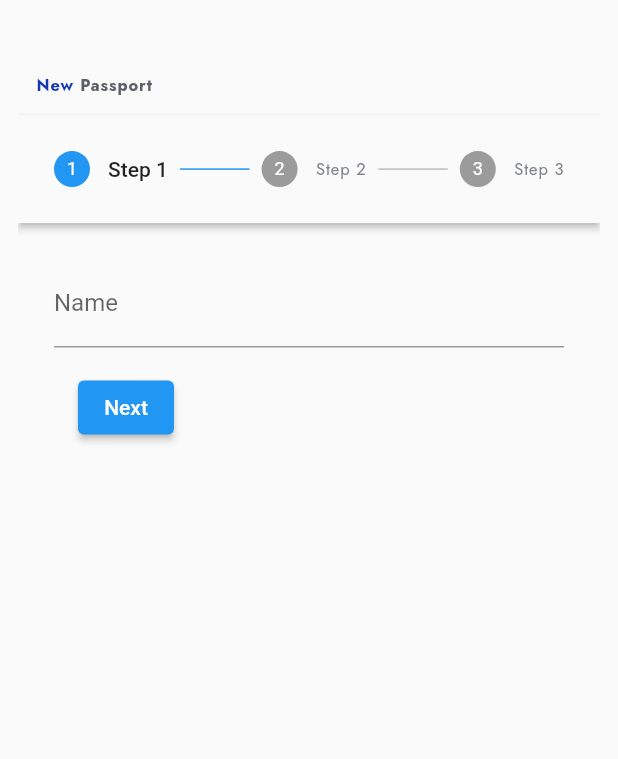
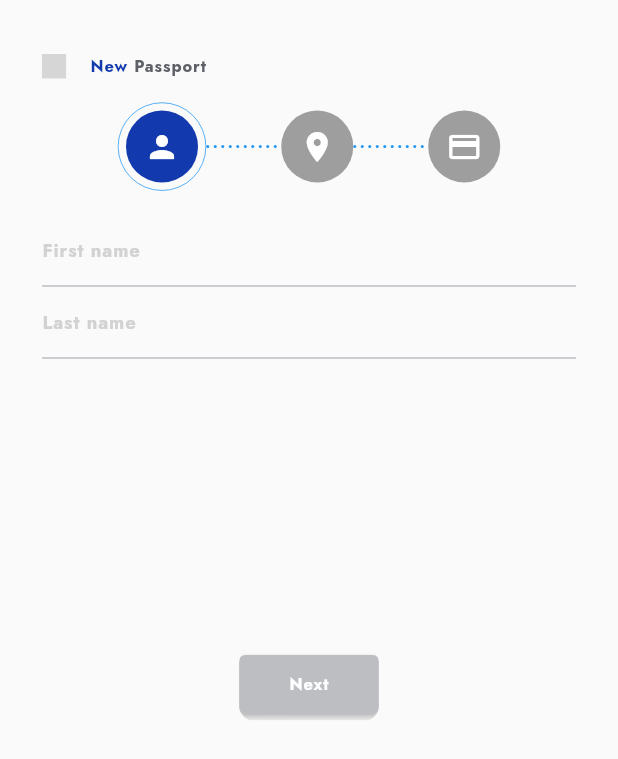
Before and after one commit to binimuse/ics, a Flutter app: the NewPassportView screen opened by its route, after a tap on "Get on", on a phone screen of 412 x 824 dp. Shown: the top 759 px of the screen. Run offline on Flutter 3.47's test engine with Material 2 defaults, Android fonts, the phone set to English and light mode, and no system bars; drawn by our look-alikes of flutter_form_builder; our stand-ins replace bot_toast, cached_network_image, carousel_slider, connectivity, flutter_bounce, flutter_svg and 8 more; accounts and stored records are empty; grey boxes are pictures that could not be loaded.

Commit message:
first commit

```diff
--- /dev/null
+++ b/lib/app/common/forms/text_input_with_builder.dart
@@ -0,0 +1,242 @@
+import 'package:flutter/material.dart';
+import 'package:flutter_form_builder/flutter_form_builder.dart';
+import 'package:flutter_svg/flutter_svg.dart';
+import 'package:flutter_bounce/flutter_bounce.dart';
+import 'package:ics/app/config/theme/app_colors.dart';
+import 'package:ics/app/config/theme/app_sizes.dart';
+import 'package:ics/app/config/theme/app_text_styles.dart';
+import 'package:ics/gen/assets.gen.dart';
+
+class TextFormBuilder extends StatefulWidget {
+  const TextFormBuilder({
+    Key? key,
+    required this.hint,
+    this.isPassword,
+    this.moreInstructions,
+    required this.controller,
+    this.autoFocus,
+    this.focusNode,
+    required this.showClearButton,
+    this.onChanged, // Added onChanged callback
+  }) : super(key: key);
+
+  final String hint;
+  final bool? isPassword;
+  final bool showClearButton;
+  final List<String>? moreInstructions;
+  final TextEditingController controller;
+  final bool? autoFocus;
+  final FocusNode? focusNode;
+  final void Function(String)? onChanged; // Callback when the text changes
+
+  @override
+  State<TextFormBuilder> createState() => _TextInputLoginState();
+}
+
+class _TextInputLoginState extends State<TextFormBuilder> {
+  bool _isFocused = false;
+
+  @override
+  void initState() {
+    super.initState();
+    // widget.controller.addListener(() {
+    //   setState(() {
+    //     widget.showClearButton = widget.controller.text.isNotEmpty;
+    //   });
+    // });
+
+    if (widget.focusNode != null) {
+      widget.focusNode!.addListener(_onFocusChange);
+    }
+  }
+
+  void _onFocusChange() {
+    setState(() {});
+  }
+
+  @override
+  Widget build(BuildContext context) {
+    return Column(
+      crossAxisAlignment: CrossAxisAlignment.start,
+      children: [
+        FormBuilderTextField(
+          cursorColor: AppColors.primary,
+          controller: widget.controller,
+          autofocus: widget.autoFocus ?? false,
+          style: AppTextStyles.titleBold.copyWith(
+            color: AppColors.blackLight,
+            fontSize:
+                checkIsPassword() ? AppSizes.font_14 * 0.9 : AppSizes.font_16,
+          ),
+          obscureText: checkIsPassword(),
+          obscuringCharacter: '⬤',
+          //obscuringCharacter: '\u2022', // Customize the obscuring character
+          decoration: InputDecoration(
+            contentPadding: EdgeInsets.only(
+              bottom: checkIsPassword()
+                  ? AppSizes.mp_v_1 * 1.2
+                  : AppSizes.mp_v_1 / 2,
+              top: AppSizes.mp_v_1 / 2,
+            ),
+            labelText: _isFocused ? widget.hint : null,
+            hintText: _isFocused ? null : widget.hint,
+            hintStyle:
+                AppTextStyles.titleBold.copyWith(color: AppColors.grayLighter),
+            labelStyle:
+                AppTextStyles.captionBold.copyWith(color: AppColors.grayLight),
+            floatingLabelBehavior: FloatingLabelBehavior.auto,
+            suffixIconConstraints: BoxConstraints(
+              maxWidth: AppSizes.icon_size_10,
+              maxHeight: AppSizes.icon_size_10,
+            ),
+            suffixIcon: widget.showClearButton
+                ? Bounce(
+                    // padding: EdgeInsets.zero,
+                    onPressed: () {
+                      setState(() {
+                        widget.controller.clear();
+
+                        _isFocused = false;
+                      });
+                    },
+                    duration: const Duration(milliseconds: 120),
+                    // padding: EdgeInsets.zero,
+                    child: Padding(
+                      padding: EdgeInsets.only(
+                        top: AppSizes.mp_v_1,
+                      ),
+                      child: SvgPicture.asset(
+                        Assets.icons.cancel,
+                        color: AppColors.grayLight,
+                        fit: BoxFit.contain,
+                      ),
+                    ),
+                  )
+                : null,
+            disabledBorder: UnderlineInputBorder(
+              borderSide: BorderSide(
+                color: AppColors.grayLight,
+              ),
+            ),
+            border: UnderlineInputBorder(
+              borderSide: BorderSide(
+                color: AppColors.grayLight,
+              ),
+            ),
+            enabledBorder: UnderlineInputBorder(
+              borderSide: BorderSide(
+                color: AppColors.grayLight,
+              ),
+            ),
+            focusedBorder: UnderlineInputBorder(
+              borderSide: BorderSide(
+                color: AppColors.black,
+              ),
+            ),
+          ),
+          onChanged: (value) {
+            setState(() {
+              _isFocused = value!.isNotEmpty;
+            });
+            if (widget.onChanged != null) {
+              widget.onChanged!(value!); // Call the onChanged callback
+            }
+          },
+          onTap: () {
+            setState(() {
+              _isFocused = true;
+            });
+          },
+          name: '',
+        ),
+
+        ///
+        checkIsPassword()
+            ? Align(
+                alignment: Alignment.centerRight,
+                child: Padding(
+                  padding: EdgeInsets.only(
+                    top: AppSizes.mp_v_1,
+                  ),
+                  child: Row(
+                    mainAxisAlignment: MainAxisAlignment.spaceBetween,
+                    crossAxisAlignment: CrossAxisAlignment.start,
+                    children: [
+                      checkHasMoreInstructions()
+                          ? buildMoreInstructions()
+                          : const SizedBox(),
+                      buildHideUnhideButton()
+                    ],
+                  ),
+                ),
+              )
+            : const SizedBox(),
+      ],
+    );
+  }
+
+  bool checkIsPassword() {
+    if (widget.isPassword != null) {
+      if (widget.isPassword!) {
+        return true;
+      }
+    }
+    return false;
+  }
+
+  bool checkHasMoreInstructions() {
+    if (widget.moreInstructions != null) {
+      return true;
+    }
+    return false;
+  }
+
+  buildHideUnhideButton() {
+    return MaterialButton(
+      onPressed: () {},
+      padding: EdgeInsets.only(
+        left: AppSizes.mp_w_2,
+        right: AppSizes.mp_w_1 / 2,
+      ),
+      child: Row(
+        mainAxisSize: MainAxisSize.min,
+        children: [
+          SvgPicture.asset(
+            Assets.icons.eyeSlash,
+            color: AppColors.grayLighter,
+            width: AppSizes.icon_size_6,
+          ),
+          SizedBox(
+            width: AppSizes.mp_w_1,
+          ),
+          Text(
+            "Hidden",
+            style: AppTextStyles.captionBold.copyWith(
+              color: AppColors.grayLight,
+            ),
+          ),
+        ],
+      ),
+    );
+  }
+
+  buildMoreInstructions() {
+    return Expanded(
+      child: Padding(
+        padding: EdgeInsets.only(right: AppSizes.mp_w_4),
+        child: Column(
+          crossAxisAlignment: CrossAxisAlignment.start,
+          children: List.generate(
+            widget.moreInstructions!.length,
+            (index) => Text(
+              widget.moreInstructions!.elementAt(index),
+              style: AppTextStyles.captionRegular.copyWith(
+                color: AppColors.grayDefault,
+              ),
+            ),
+          ),
+        ),
+      ),
+    );
+  }
+}
--- a/lib/app/modules/new_passport/controllers/new_passport_controller.dart
+++ b/lib/app/modules/new_passport/controllers/new_passport_controller.dart
@@ -1,6 +1,7 @@
+import 'package:flutter_form_builder/flutter_form_builder.dart';
 import 'package:get/get.dart';
 import 'package:ics/gen/assets.gen.dart';
-
+import 'package:flutter/material.dart';
 import '../model/confirmation_model.dart';
 
 class NewPassportController extends GetxController {
@@ -49,4 +50,32 @@ class NewPassportController extends GetxController {
     }
     return true;
   }
+
+  //form
+  final TextEditingController addressController = TextEditingController();
+  int currentStep = 0;
+
+  List<List<FormBuilderFieldOption>> stepOptions = [
+    [
+      FormBuilderFieldOption(value: 'Option 1'),
+      FormBuilderFieldOption(value: 'Option 2'),
+      FormBuilderFieldOption(value: 'Option 3'),
+    ],
+    [
+      FormBuilderFieldOption(value: 'Option A'),
+      FormBuilderFieldOption(value: 'Option B'),
+      FormBuilderFieldOption(value: 'Option C'),
+    ],
+    [
+      FormBuilderFieldOption(value: 'Option X'),
+      FormBuilderFieldOption(value: 'Option Y'),
+      FormBuilderFieldOption(value: 'Option Z'),
+    ],
+  ];
+
+  List<String> stepFields = [
+    'field1',
+    'field2',
+    'field3',
+  ];
 }
--- a/lib/app/modules/new_passport/views/new_passport_view.dart
+++ b/lib/app/modules/new_passport/views/new_passport_view.dart
@@ -2,12 +2,14 @@ import 'package:flutter/material.dart';
 import 'package:flutter_svg/flutter_svg.dart';
 
 import 'package:get/get.dart';
+import 'package:ics/app/common/app_icon_button.dart';
 import 'package:ics/app/common/button/custom_normal_button.dart';
 import 'package:ics/app/common/forms/check_box.dart';
 import 'package:ics/app/config/theme/app_colors.dart';
 import 'package:ics/app/config/theme/app_sizes.dart';
 import 'package:ics/app/config/theme/app_text_styles.dart';
 import 'package:ics/app/modules/new_passport/model/confirmation_model.dart';
+import 'package:ics/gen/assets.gen.dart';
 import 'package:sizer/sizer.dart';
 
 import '../controllers/new_passport_controller.dart';
@@ -56,7 +58,7 @@ class NewPassportView extends GetView<NewPassportController> {
                   horizontal: AppSizes.mp_w_6,
                 ),
                 onPressed: () {
-                  Get.to(MyFormBuilderStepper());
+                  Get.to(StepperWithFormExample());
                 },
               )),
         ],
@@ -65,10 +67,15 @@ class NewPassportView extends GetView<NewPassportController> {
   }
 
   buildName(BuildContext context) {
-    return Padding(
-      padding: const EdgeInsets.all(12.0),
-      child: Row(
+    return Row(
       children: [
+        AppSvgButton(
+          imagePath: Assets.icons.arrowleft,
+          onPressed: () {
+            Get.back();
+          },
+          size: AppSizes.icon_size_8 * 0.7,
+        ),
         Text(
           'New',
           style: AppTextStyles.bodyLargeBold
@@ -78,12 +85,11 @@ class NewPassportView extends GetView<NewPassportController> {
           width: 1.w,
         ),
         Text(
-            'Passport',
-            style: AppTextStyles.bodyLargeBold.copyWith(
-                fontSize: AppSizes.font_16, color: AppColors.grayDark),
+          'Passport instruction',
+          style: AppTextStyles.bodyLargeBold
+              .copyWith(fontSize: AppSizes.font_16, color: AppColors.grayDark),
         ),
       ],
-      ),
     );
   }
 
@@ -95,7 +101,7 @@ class NewPassportView extends GetView<NewPassportController> {
         children: [
           Text(
               'Please ensure that you have the following documents before proceeding.',
-              style: AppTextStyles.headlineRegular.copyWith(
+              style: AppTextStyles.bodySmallRegular.copyWith(
                 color: AppColors.grayDark,
               )),
           SizedBox(height: 2.h),
--- a/lib/app/modules/new_passport/views/widget/newpassportform.dart
+++ b/lib/app/modules/new_passport/views/widget/newpassportform.dart
@@ -1,204 +1,174 @@
 import 'package:flutter/material.dart';
+
 import 'package:flutter_form_builder/flutter_form_builder.dart';
+import 'package:form_builder_validators/form_builder_validators.dart';
+import 'package:get/get.dart';
+import 'package:ics/app/common/app_icon_button.dart';
+import 'package:ics/app/common/button/custom_normal_button.dart';
+import 'package:ics/app/common/forms/text_input.dart';
+import 'package:ics/app/common/forms/text_input_with_builder.dart';
 import 'package:ics/app/config/theme/app_colors.dart';
 import 'package:ics/app/config/theme/app_sizes.dart';
 import 'package:ics/app/config/theme/app_text_styles.dart';
+import 'package:ics/app/modules/new_passport/controllers/new_passport_controller.dart';
+import 'package:ics/gen/assets.gen.dart';
+import 'package:im_stepper/stepper.dart';
 import 'package:sizer/sizer.dart';
 
-class MyFormBuilderStepper extends StatefulWidget {
+class StepperWithFormExample extends StatefulWidget {
   @override
-  _MyFormBuilderStepperState createState() => _MyFormBuilderStepperState();
+  _StepperWithFormExampleState createState() => _StepperWithFormExampleState();
 }
 
-class _MyFormBuilderStepperState extends State<MyFormBuilderStepper> {
-  final GlobalKey<FormBuilderState> _fbKey = GlobalKey<FormBuilderState>();
-
-  int _currentStep = 0;
-  bool _formCompleted = false;
-
-  List<Step> _formSteps = [
-    Step(
-      title: IconTheme(
-        data: IconThemeData(color: Colors.red), // Change the icon color here
-        child: Text('Step 1'),
-      ),
-      content: Column(
-        children: <Widget>[
-          FormBuilderTextField(
-            name: 'name',
-            decoration: InputDecoration(labelText: 'Name'),
-            // validator: FormBuilderValidators.required(context),
-          ),
-        ],
-      ),
-      isActive: true,
-    ),
-    Step(
-      title: Text(
-        'Step 2',
-        style: AppTextStyles.bodyLargeRegular
-            .copyWith(fontSize: AppSizes.font_16, color: AppColors.grayDefault),
-      ),
-      content: Column(
-        children: <Widget>[
-          FormBuilderDateTimePicker(
-            name: 'date',
-            inputType: InputType.date,
-            //   format: DateFormat('yyyy-MM-dd'),
-            decoration: InputDecoration(labelText: 'Date'),
-            //   validator: FormBuilderValidators.required(context),
-          ),
-        ],
-      ),
-      isActive: false,
-    ),
-    Step(
-      title: Text(
-        'Step 3',
-        style: AppTextStyles.bodyLargeRegular
-            .copyWith(fontSize: AppSizes.font_16, color: AppColors.grayDefault),
-      ),
-      content: Column(
-        children: <Widget>[
-          FormBuilderDropdown(
-            name: 'gender',
-            decoration: InputDecoration(labelText: 'Gender'),
-            hint: Text('Select Gender'),
-            //  validator: FormBuilderValidators.required(context),
-            items: ['Male', 'Female', 'Other']
-                .map((gender) => DropdownMenuItem(
-                      value: gender,
-                      child: Text('$gender'),
-                    ))
-                .toList(),
-          ),
-        ],
-      ),
-      isActive: false,
-    ),
-  ];
-
-  void _submitForm() {
-    if (_fbKey.currentState!.saveAndValidate()) {
-      print(_fbKey.currentState!.value);
-      setState(() {
-        _formCompleted = true;
-      });
-    } else {
-      print('Form validation failed');
-    }
-  }
-
-  void _nextStep() {
-    if (_fbKey.currentState!.saveAndValidate()) {
-      setState(() {
-        _currentStep++;
-        _formSteps = _getSteps();
-      });
-    } else {
-      print('Form validation failed');
-    }
-  }
-
-  void _previousStep() {
-    setState(() {
-      _currentStep--;
-      _formSteps = _getSteps();
-    });
-  }
-
-  List<Step> _getSteps() {
-    return [
-      Step(
-        title: IconTheme(
-          data: IconThemeData(color: Colors.red), // Change the icon color here
-          child: Text('Step 1'),
-        ),
-        content: Column(
-          children: <Widget>[
-            FormBuilderTextField(
-              name: 'name',
-              decoration: InputDecoration(labelText: 'Name'),
-              // validator: FormBuilderValidators.required(context),
-            ),
-          ],
-        ),
-        isActive: _currentStep >= 0,
-      ),
-      Step(
-        title: Text(
-          'Step 2',
-          style: AppTextStyles.bodyLargeRegular.copyWith(
-              fontSize: AppSizes.font_16, color: AppColors.grayDefault),
-        ),
-        content: Column(
-          children: <Widget>[
-            FormBuilderDateTimePicker(
-              name: 'date',
-              inputType: InputType.date,
-              //   format: DateFormat('yyyy-MM-dd'),
-              decoration: InputDecoration(labelText: 'Date'),
-              //   validator: FormBuilderValidators.required(context),
-            ),
-          ],
-        ),
-        isActive: _currentStep >= 1,
-      ),
-      Step(
-        title: Text(
-          'Step 3',
-          style: AppTextStyles.bodyLargeRegular.copyWith(
-              fontSize: AppSizes.font_16, color: AppColors.grayDefault),
-        ),
-        content: Column(
-          children: <Widget>[
-            FormBuilderDropdown(
-              name: 'gender',
-              decoration: InputDecoration(labelText: 'Gender'),
-              hint: Text('Select Gender'),
-              //  validator: FormBuilderValidators.required(context),
-              items: ['Male', 'Female', 'Other']
-                  .map((gender) => DropdownMenuItem(
-                        value: gender,
-                        child: Text('$gender'),
-                      ))
-                  .toList(),
-            ),
-          ],
-        ),
-        isActive: _currentStep >= 2,
-      ),
-    ];
-  }
-
+class _StepperWithFormExampleState extends State<StepperWithFormExample> {
+  final GlobalKey<FormBuilderState> _formKey = GlobalKey<FormBuilderState>();
+  final NewPassportController controller = Get.find<NewPassportController>();
   @override
   Widget build(BuildContext context) {
     return Scaffold(
       body: Padding(
         padding: const EdgeInsets.all(12.0),
-        child: Container(
-          height: 75.h,
-          child: SingleChildScrollView(
-            child: Column(
+        child: ListView(
           children: [
             SizedBox(
-                  height: 3.h,
+              height: 1.h,
             ),
             buildName(context),
             buildForm(),
+            // Spacer(),
+          ],
+        ),
+      ),
+    );
+  }
+
+  void _submitForm() {
+    if (_formKey.currentState!.saveAndValidate()) {
+      // Get form data
+      Map<String, dynamic> formData = _formKey.currentState!.value;
+      // Process form data or submit to an API
+      print(formData);
+    }
+  }
+
+  buildForm() {
+    return Container(
+      height: 50.h,
+      child: Column(
+        children: [
+          IconStepper(
+            activeStep: controller.currentStep,
+            activeStepColor: AppColors.primary,
+            icons: [
+              Icon(
+                Icons.person,
+                color: AppColors.whiteOff,
+              ),
+              Icon(
+                Icons.location_on,
+                color: AppColors.whiteOff,
+              ),
+              Icon(
+                Icons.payment,
+                color: AppColors.whiteOff,
+              ),
+            ],
+            onStepReached: (index) {
+              setState(() {
+                controller.currentStep = index;
+              });
+            },
+            enableNextPreviousButtons: false,
+          ),
+          Expanded(
+            child: Padding(
+              padding: EdgeInsets.all(16.0),
+              child: FormBuilder(
+                key: _formKey,
+                child: Column(
+                  children: [
+                    if (controller.currentStep == 0) buildStep1(),
+
+                    if (controller.currentStep == 1) buildStep2(),
+                    if (controller.currentStep == 2) buildStep3(),
+                    // Add this line
+
+                    // Add more form fields as needed for each step
                   ],
                 ),
               ),
             ),
           ),
+          Row(
+            mainAxisAlignment: MainAxisAlignment.spaceAround,
+            children: [
+              if (controller.currentStep > 0)
+                CustomNormalButton(
+                  text: 'Back',
+                  textStyle: AppTextStyles.bodyLargeBold.copyWith(
+                    color: AppColors.whiteOff,
+                  ),
+                  textcolor: AppColors.whiteOff,
+                  buttoncolor: controller.areAllTermsSelected()
+                      ? AppColors.primary
+                      : AppColors.grayLight,
+                  borderRadius: AppSizes.radius_8,
+                  padding: EdgeInsets.symmetric(
+                    vertical: AppSizes.mp_v_2,
+                    horizontal: AppSizes.mp_w_6,
+                  ),
+                  onPressed: () {
+                    if (controller.currentStep > 0) {
+                      setState(() {
+                        controller.currentStep--;
+                      });
+                    }
+                  },
+                ),
+              CustomNormalButton(
+                text: controller.currentStep == 2 ? 'Submit' : 'Next',
+                textStyle: AppTextStyles.bodyLargeBold.copyWith(
+                  color: AppColors.whiteOff,
+                ),
+                textcolor: AppColors.whiteOff,
+                buttoncolor: controller.currentStep == 2
+                    ? AppColors.primary
+                    : AppColors.grayLight,
+                borderRadius: AppSizes.radius_8,
+                padding: EdgeInsets.symmetric(
+                  vertical: AppSizes.mp_v_2,
+                  horizontal: AppSizes.mp_w_6,
+                ),
+                onPressed: () {
+                  if (_formKey.currentState!.validate()) {
+                    if (controller.currentStep == 2) {
+                      // Handle form submission
+                      _submitForm();
+                    } else {
+                      setState(() {
+                        controller.currentStep++;
+                      });
+                    }
+                  }
+                },
+              ),
+            ],
+          ),
+        ],
+      ),
     );
   }
 
   buildName(BuildContext context) {
-    return Padding(
-      padding: const EdgeInsets.all(12.0),
-      child: Row(
+    return Row(
       children: [
+        AppSvgButton(
+          imagePath: Assets.icons.arrowleft,
+          onPressed: () {
+            Get.back();
+          },
+          size: AppSizes.icon_size_8 * 0.7,
+        ),
         Text(
           'New',
           style: AppTextStyles.bodyLargeBold
@@ -209,57 +179,80 @@ class _MyFormBuilderStepperState extends State<MyFormBuilderStepper> {
         ),
         Text(
           'Passport',
-            style: AppTextStyles.bodyLargeBold.copyWith(
-                fontSize: AppSizes.font_16, color: AppColors.grayDark),
+          style: AppTextStyles.bodyLargeBold
+              .copyWith(fontSize: AppSizes.font_16, color: AppColors.grayDark),
         ),
       ],
-      ),
     );
   }
 
-  buildForm() {
-    return SizedBox(
-      height: 75.h,
-      child: FormBuilder(
-        key: _fbKey,
-        child: Stepper(
-          type: StepperType.horizontal,
-          currentStep: _currentStep,
-          onStepContinue: _nextStep,
-          onStepCancel: _previousStep,
-          onStepTapped: (step) {
-            setState(() {
-              _currentStep = step;
-            });
+  buildStep1() {
+    return Column(
+      children: [
+        TextFormBuilder(
+          controller: controller.addressController,
+          hint: 'First name',
+          showClearButton: false,
+          autoFocus: true,
+          onChanged: (value) {
+            // Validate password on type
+
+            // Check if the password is valid and display the appropriate text
           },
-          steps: _formSteps,
-          controlsBuilder: (BuildContext context, ControlsDetails controls) {
-            return Padding(
-              padding: const EdgeInsets.all(16.0),
-              child: Row(
-                mainAxisAlignment: MainAxisAlignment.spaceBetween,
-                children: <Widget>[
-                  if (_currentStep != 0)
-                    ElevatedButton(
-                      onPressed: controls.onStepCancel,
-                      child: Text('Back'),
         ),
-                  if (_currentStep != _formSteps.length - 1)
-                    ElevatedButton(
-                      onPressed: controls.onStepContinue,
-                      child: Text('Next'),
-                    ),
-                  if (_currentStep == _formSteps.length - 1)
-                    ElevatedButton(
-                      onPressed: _submitForm,
-                      child: Text('Submit'),
+        TextFormBuilder(
+          controller: controller.addressController,
+          hint: 'Last name',
+          showClearButton: false,
+          autoFocus: true,
+          onChanged: (value) {},
         ),
       ],
+    );
+  }
+
+  buildStep2() {
+    return Column(
+      children: [
+        TextFormBuilder(
+          controller: controller.addressController,
+          hint: 'Last name',
+          showClearButton: false,
+          autoFocus: true,
+          onChanged: (value) {},
         ),
+        TextFormBuilder(
+          controller: controller.addressController,
+          hint: 'Enter your Address',
+          showClearButton: false,
+          autoFocus: true,
+          onChanged: (value) {},
+        ),
+      ],
     );
-          },
+  }
+
+  buildStep3() {
+    return Column(
+      children: [
+        TextFormBuilder(
+          controller: controller.addressController,
+          hint: 'Enter your card number',
+          showClearButton: false,
+          autoFocus: true,
+          onChanged: (value) {},
         ),
-      ),
+        // FormBuilderDropdown(
+        //     name: controller.stepFields[controller.currentStep],
+        //     decoration: InputDecoration(labelText: 'Select an option'),
+        //     validator: FormBuilderValidators.required(),
+        //     items: controller.stepOptions[controller.currentStep]
+        //         .map((option) => DropdownMenuItem(
+        //               value: option.value,
+        //               child: Text(option.value),
+        //             ))
+        //         .toList())
+      ],
     );
   }
 }
--- a/lib/app/routes/app_pages.dart
+++ b/lib/app/routes/app_pages.dart
@@ -28,7 +28,7 @@ part 'app_routes.dart';
 class AppPages {
   AppPages._();
 
-  static const INITIAL = Routes.MAIN_PAGE;
+  static const INITIAL = Routes.SPLASH;
 
   static final routes = [
     GetPage(
--- a/pubspec.yaml
+++ b/pubspec.yaml
@@ -41,6 +41,7 @@ dependencies:
   carousel_slider: ^4.2.1
   flutter_form_builder: ^7.7.0
   form_builder_validators: ^8.6.1
+  im_stepper: ^1.0.1+1
 
 
 
```
Also changed, not shown: pubspec.lock. Lines whose indentation alone changed are shown as unchanged.
